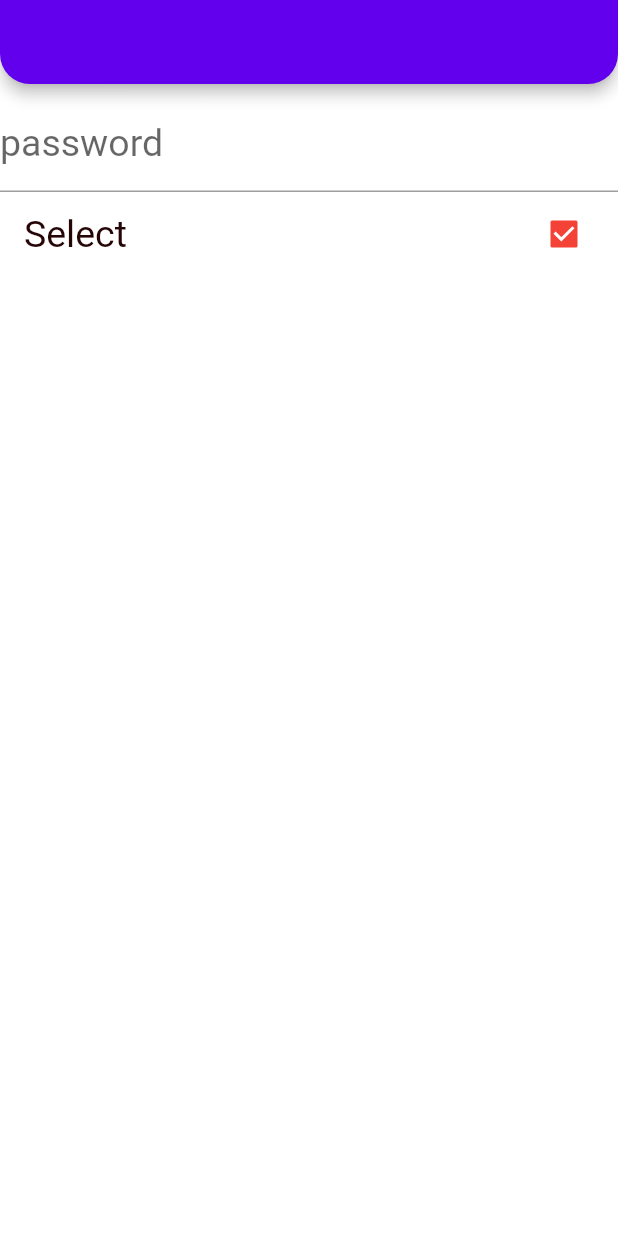
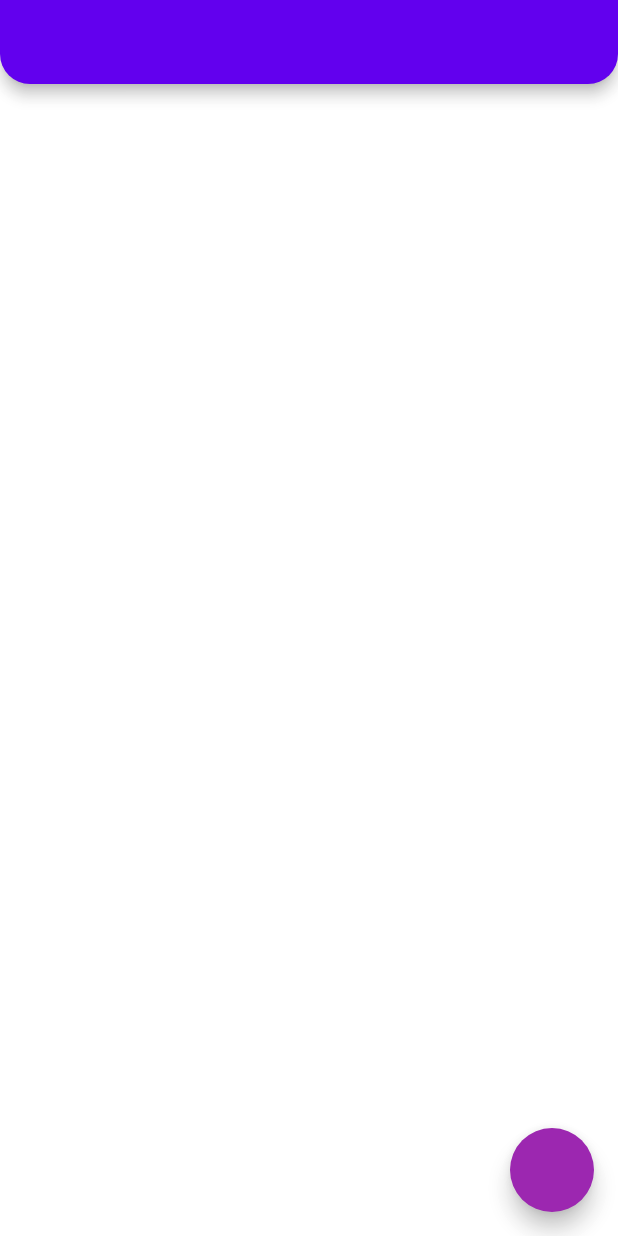
Before and after one commit to eceyarent/flutter_full_learn, a Flutter app: the screen it shows after launch, on a phone screen of 412 x 824 dp. Run offline on Flutter 3.47's test engine with Material 2 defaults, Android fonts, the phone set to English and light mode, and no system bars; our stand-ins replace dio, flutter_spinkit.

Commit message:
#11 update

```diff
--- /dev/null
+++ b/lib/202/animated_learn.dart
@@ -0,0 +1,44 @@
+import 'package:flutter/material.dart';
+
+class AnimatedLearn extends StatefulWidget {
+  const AnimatedLearn({super.key});
+
+  @override
+  State<AnimatedLearn> createState() => _AnimatedLearnState();
+}
+
+class _AnimatedLearnState extends State<AnimatedLearn> {
+  bool _isVisible = false;
+  void changeVisible() {
+    setState(() {
+      _isVisible = !_isVisible;
+    });
+  }
+
+  @override
+  Widget build(BuildContext context) => Scaffold(
+        appBar: AppBar(
+          title: _animatedWidget(),
+        ),
+        floatingActionButton: FloatingActionButton(
+          onPressed: () {
+            changeVisible();
+          },
+        ),
+      );
+
+  AnimatedCrossFade _animatedWidget() => AnimatedCrossFade(
+      firstChild: Placeholder(),
+      secondChild: SizedBox.shrink(),
+      duration: _DurationItems.durationLow,
+      crossFadeState:
+          _isVisible ? CrossFadeState.showFirst : CrossFadeState.showSecond);
+}
+
+extension BuildContextExtensions on BuildContext {
+  TextTheme textTheme() => Theme.of(this).textTheme;
+}
+
+class _DurationItems {
+  static const durationLow = Duration(seconds: 1);
+}
--- a/lib/main.dart
+++ b/lib/main.dart
@@ -1,6 +1,7 @@
 import 'package:flutter/material.dart';
+import 'package:flutter_full_learn/202/animated_learn.dart';
+
 import 'package:flutter_full_learn/202/theme/light_theme.dart';
-import 'package:flutter_full_learn/202/theme_learn_view.dart';
 
 void main() {
   runApp(const MyApp());
@@ -42,6 +43,6 @@ class MyApp extends StatelessWidget {
         //   systemOverlayStyle: SystemUiOverlayStyle.light,
         //   backgroundColor: Colors.transparent,
         //   elevation: 0, )
-        home: const ThemeLearnView(),
+        home: const AnimatedLearn(),
       );
 }
```
Also changed, not shown: lib/202/image_learn_202.dart (added, +28 -0 lines).
